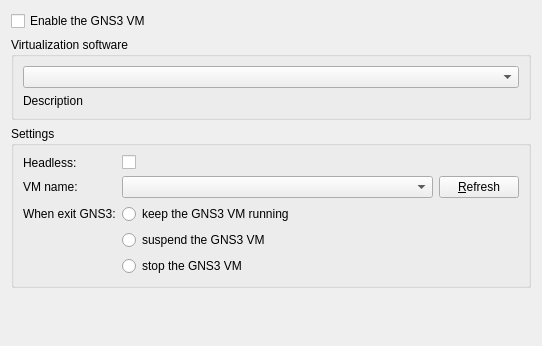
GNS3/gns3-gui, file gns3/ui/gns3_vm_preferences_page.ui: the form before one commit.
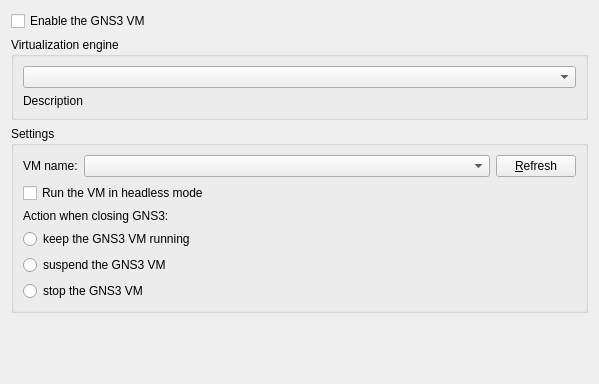
The form after the commit.

Commit message: Change text in GNS3 VM preferences.

Patch:
```diff
--- a/gns3/ui/gns3_vm_preferences_page.ui
+++ b/gns3/ui/gns3_vm_preferences_page.ui
@@ -6,8 +6,8 @@
    <rect>
     <x>0</x>
     <y>0</y>
-    <width>542</width>
-    <height>346</height>
+    <width>599</width>
+    <height>384</height>
    </rect>
   </property>
   <property name="sizePolicy">
@@ -51,7 +51,7 @@
    <item>
     <widget class="QGroupBox" name="uiVirtualizationGroupBox">
      <property name="title">
-      <string>Virtualization software</string>
+      <string>Virtualization engine</string>
      </property>
      <layout class="QVBoxLayout" name="verticalLayout_2">
       <item>
@@ -84,15 +84,17 @@
      <property name="title">
       <string>Settings</string>
      </property>
-     <layout class="QGridLayout" name="gridLayout_2">
-      <item row="2" column="0">
+     <layout class="QGridLayout" name="gridLayout">
+      <item row="0" column="0">
        <widget class="QLabel" name="uiVMNameLabel">
         <property name="text">
          <string>VM name:</string>
         </property>
        </widget>
       </item>
-      <item row="2" column="2">
+      <item row="0" column="1">
+       <layout class="QHBoxLayout" name="horizontalLayout">
+        <item>
        <widget class="QComboBox" name="uiVMListComboBox">
         <property name="sizePolicy">
          <sizepolicy hsizetype="Expanding" vsizetype="Fixed">
@@ -102,55 +104,50 @@
         </property>
        </widget>
       </item>
-      <item row="2" column="3">
+        <item>
        <widget class="QPushButton" name="uiRefreshPushButton">
         <property name="text">
          <string>&amp;Refresh</string>
         </property>
        </widget>
       </item>
-      <item row="5" column="0">
+       </layout>
+      </item>
+      <item row="1" column="0" colspan="2">
+       <widget class="QCheckBox" name="uiHeadlessCheckBox">
+        <property name="text">
+         <string>Run the VM in headless mode</string>
+        </property>
+       </widget>
+      </item>
+      <item row="2" column="0" colspan="2">
        <widget class="QLabel" name="label">
         <property name="text">
-         <string>When exit GNS3:</string>
+         <string>Action when closing GNS3:</string>
         </property>
        </widget>
       </item>
-      <item row="6" column="2">
+      <item row="3" column="0" colspan="2">
+       <widget class="QRadioButton" name="uiWhenExitKeepRadioButton">
+        <property name="text">
+         <string>keep the GNS3 VM running</string>
+        </property>
+       </widget>
+      </item>
+      <item row="4" column="0" colspan="2">
        <widget class="QRadioButton" name="uiWhenExitSuspendRadioButton">
         <property name="text">
          <string>suspend the GNS3 VM</string>
         </property>
        </widget>
       </item>
-      <item row="7" column="2">
+      <item row="5" column="0" colspan="2">
        <widget class="QRadioButton" name="uiWhenExitStopRadioButton">
         <property name="text">
          <string>stop the GNS3 VM</string>
         </property>
        </widget>
       </item>
-      <item row="5" column="2">
-       <widget class="QRadioButton" name="uiWhenExitKeepRadioButton">
-        <property name="text">
-         <string>keep the GNS3 VM running</string>
-        </property>
-       </widget>
-      </item>
-      <item row="1" column="2">
-       <widget class="QCheckBox" name="uiHeadlessCheckBox">
-        <property name="text">
-         <string/>
-        </property>
-       </widget>
-      </item>
-      <item row="1" column="0">
-       <widget class="QLabel" name="label_2">
-        <property name="text">
-         <string>Headless:</string>
-        </property>
-       </widget>
-      </item>
      </layout>
     </widget>
    </item>
```
Lines whose indentation alone changed are shown as unchanged. The commit also changes 6 other files.
